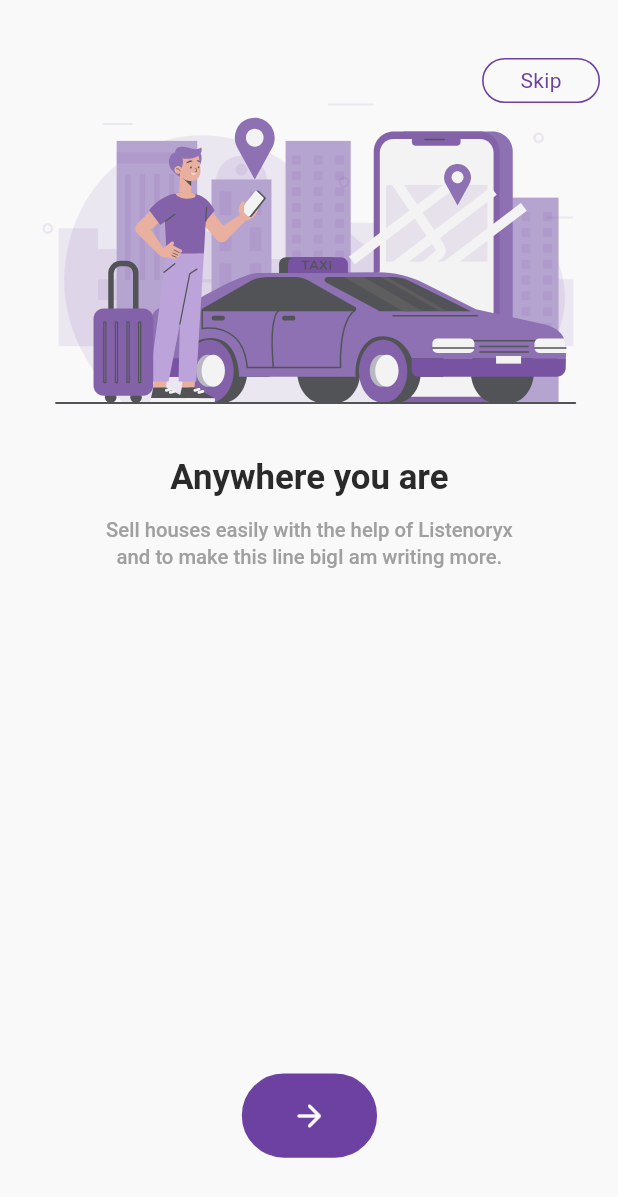
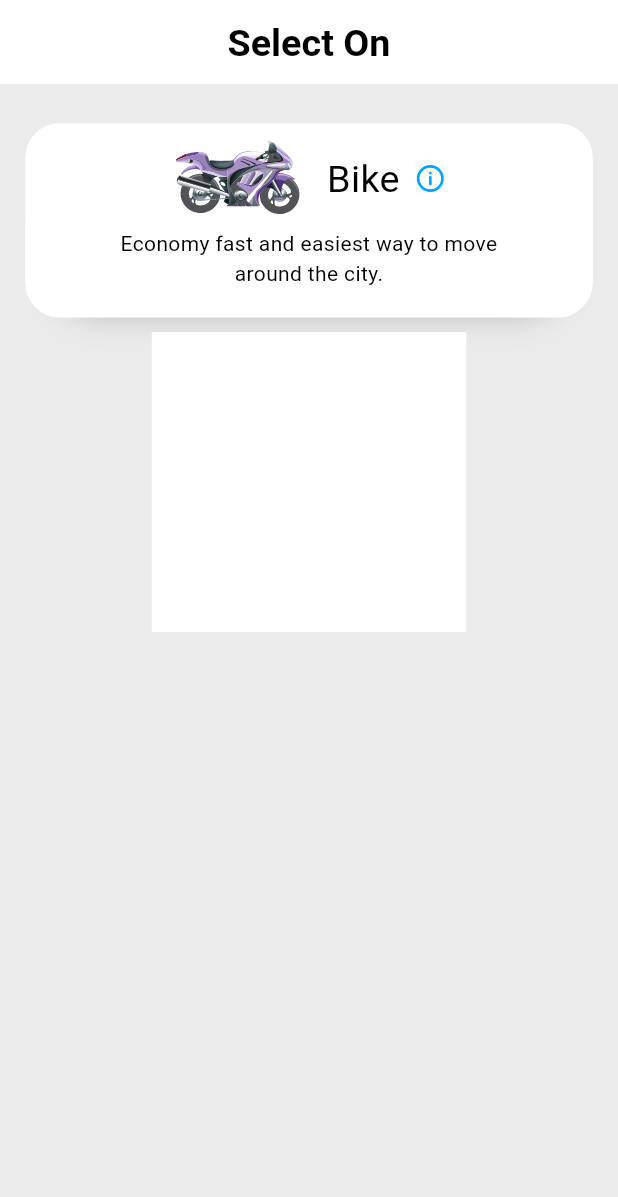
Before and after one commit to rashiddev0/ride_options_2, a Flutter app: the screen it shows after launch, on a phone screen of 412 x 824 dp. Shown: the top 1197 px of the screen. Run offline on Flutter 3.47's test engine with Material 3 defaults, Android fonts, the phone set to English and light mode, and no system bars; our stand-ins replace bloc, flutter_bloc, flutter_screenutil, flutter_svg, lottie, pin_code_fields; generated files the repository leaves out were written again.

Commit message:
before pull from ib

```diff
--- a/lib/common/const/assets.dart
+++ b/lib/common/const/assets.dart
@@ -9,4 +9,8 @@ class AppAssets {
   static const phoneSecSvg = 'assets/imgs/phoneScreen.svg';
   static const pakistanFlag = 'assets/imgs/pakistanFlag.svg';
   static const otpSvg = 'assets/imgs/otpSvg.svg';
+  static const bike = 'assets/icons/bike.svg';
+  static const auto = 'assets/icons/auto.svg';
+  static const car = 'assets/icons/car.svg';
+  static const info = 'assets/icons/info.svg';
 }
--- a/lib/common/const/colors.dart
+++ b/lib/common/const/colors.dart
@@ -12,3 +12,57 @@ const Color greenColor = Color(0xff43A048);
 const Color redColor = Color(0xffFF4E4E);
 const Color lightPurple3 = Color(0xffa05fed);
 const Color whiteColor = Color(0xffFFFFFF);
+
+class AppColors {
+  //****light Colors******/
+  static Color shadow = const Color(0xff000000).withOpacity(0.30);
+  static Color border = const Color(0xff000000).withOpacity(0.5);
+  static Color secondary = const Color(0xff6D41A2).withOpacity(0.10);
+  static Color black = const Color(0xff0F1110);
+  static Color darkGray = const Color(0xff525357);
+  static Color lightGray = const Color(0xff9E9FA4);
+  static Color buttonText = const Color(0xffF7F7F7);
+  static Color backGround = const Color(0xffEBEBEB);
+  static Color white = const Color(0xffFFFFFF);
+  static Color textFieldBg = const Color(0xffF9F9F9);
+  static Color primary = const Color(0xff6D41A2);
+  static Color focus = const Color(0xffA280CC);
+  static Color disable = const Color(0xffE6E6E6);
+  static Color navSelected = const Color(0xff472A6A);
+  static Color navUnselected = const Color(0xff6D41A2).withOpacity(0.10);
+
+//****both Colors******/
+  static Color darkBlue = const Color(0xff017DC5);
+  static Color blue = const Color(0xff06A3FE);
+  static Color lightBlue = const Color(0xff017DC5).withOpacity(0.10);
+
+  static Color darkGreen = const Color(0xff8DC060);
+  static Color green = const Color(0xffB8D698);
+  static Color lightGreen = const Color(0xff8DC060).withOpacity(0.10);
+
+  static Color darkYellow = const Color(0xffFFEB38);
+  static Color yellow = const Color(0xffFFF385);
+  static Color lightYellow = const Color(0xffFFEB38).withOpacity(0.10);
+
+  static Color darkRed = const Color(0xffFD5548);
+  static Color red = const Color(0xffFF8383);
+  static Color lightRed = const Color(0xffFD5548).withOpacity(0.10);
+
+//****dark Colors******/
+
+  static Color darkShadow = const Color(0xff000000);
+  static Color darkBorder = const Color(0xff000000).withOpacity(10.0);
+  static Color darkSecondary = const Color(0xff949494);
+  static Color darkBlack = const Color(0xffF7F7F7);
+  static Color darkDarkGray = const Color(0xffAFAFAF);
+  static Color darkLightGray = const Color(0xff7B7B7B);
+  static Color darkButtonText = const Color(0xff0F1110);
+  static Color darkBackGround = const Color(0xff2D2D2D);
+  static Color darkWhite = const Color(0xff4A4A4A);
+  static Color darkTextFieldBg = const Color(0xff242424);
+  static Color darkPrimary = const Color(0xffB179F6);
+  static Color darkFocus = const Color(0xff875BBD);
+  static Color darkDisable = const Color(0xff4A4A4A);
+  static Color darkNavSelected = const Color(0xffF2EDF8);
+  static Color darkNavUnselected = const Color(0xff0C0712).withOpacity(20.0);
+}
--- a/lib/common/theme/app_theme.dart
+++ b/lib/common/theme/app_theme.dart
@@ -3,13 +3,26 @@ import 'package:ride_options_2/common/const/export.dart';
 
 ThemeData lightTheme = ThemeData(
   useMaterial3: true,
+
   // fontFamily: "Nunito",
-  brightness: Brightness.light,
-  primaryColor: const Color(0xff6D41A2),
-  scaffoldBackgroundColor:
-      const Color(0xffF9F9F9), // Adjusted background color for light theme
+
+  scaffoldBackgroundColor: AppColors.backGround,
+
+  colorScheme: ColorScheme.light(
+    primary: AppColors.primary,
+    onPrimary: AppColors.secondary,
+    primaryContainer: AppColors.white,
+    shadow: AppColors.shadow,
+    error: AppColors.red,
+  ),
+  // Adjusted background color for light theme
   disabledColor: const Color(0xff9E9FA4),
+
   textTheme: TextTheme(
+    headlineLarge: TextStyle(
+        fontSize: 24.sp,
+        color: const Color(0xff2A2A2A),
+        fontWeight: FontWeight.w600),
     headlineMedium: TextStyle(
         fontSize: 24.sp,
         color: const Color(0xff2A2A2A),
--- a/lib/common_features/auth/presentation/view/account_type/account_type.dart
+++ b/lib/common_features/auth/presentation/view/account_type/account_type.dart
@@ -86,7 +86,7 @@ class AccountType extends StatelessWidget {
                             .copyWith(
                                 fontSize: 14.sp,
                                 fontWeight: FontWeight.w400,
-                                color: greyColor),
+                                color: AppColors.lightGray),
                         textAlign: TextAlign.center),
                   ),
                   addHeight(67.h),
--- a/lib/common_features/auth/presentation/view/otp/otp.dart
+++ b/lib/common_features/auth/presentation/view/otp/otp.dart
@@ -1,4 +1,3 @@
-import 'package:flutter_svg/svg.dart';
 import 'package:pin_code_fields/pin_code_fields.dart';
 
 import '../../../../../common/const/colors.dart';
--- /dev/null
+++ b/lib/driver_features/auth/data/new.dart
@@ -0,0 +1,10 @@
+import 'package:flutter/material.dart';
+
+class NewDart extends StatelessWidget {
+  const NewDart({super.key});
+
+  @override
+  Widget build(BuildContext context) {
+    return const Placeholder();
+  }
+}
--- /dev/null
+++ b/lib/driver_features/auth/presentation/view/vehicle_type/vehicle_type.dart
@@ -0,0 +1,79 @@
+import 'package:ride_options_2/common/const/colors.dart';
+import 'package:ride_options_2/common/const/export.dart';
+
+class VehicleType extends StatelessWidget {
+  const VehicleType({super.key});
+
+  @override
+  Widget build(BuildContext context) {
+    return Scaffold(
+      appBar: AppBar(
+        title: Text(
+          "Select On",
+          style: TextStyle(fontSize: 26.sp, fontWeight: FontWeight.w700),
+        ),
+      ),
+      body: Center(
+        child: Padding(
+          padding: EdgeInsets.symmetric(vertical: 27.h),
+          child: Column(
+            children: [
+              Container(
+                height: 134.h,
+                width: 361.w,
+                padding: EdgeInsets.only(top: 12.h),
+                decoration: BoxDecoration(
+                  borderRadius: BorderRadius.circular(24.r),
+                  color: AppColors.white,
+                  boxShadow: [
+                    BoxShadow(
+                      color: AppColors.shadow,
+                      blurRadius: 20.r,
+                      offset: Offset(0, 20.h),
+                      spreadRadius: -25.r,
+                    ),
+                  ],
+                ),
+                child: Column(
+                  children: [
+                    Row(
+                      mainAxisAlignment: MainAxisAlignment.center,
+                      children: [
+                        SvgPicture.asset(
+                          AppAssets.bike,
+                          width: 88.w,
+                          height: 52.31.h,
+                        ),
+                        addWidth(12.w),
+                        Text(
+                          'Bike',
+                          style: TextStyle(
+                              fontSize: 26.sp, fontWeight: FontWeight.w400),
+                        ),
+                        addWidth(8.w),
+                        SvgPicture.asset(AppAssets.info),
+                      ],
+                    ),
+                    addHeight(8.h),
+                    SizedBox(
+                      width: 286.w,
+                      child: Text(
+                          textAlign: TextAlign.center,
+                          'Economy fast and easiest way to move around the city.'),
+                    )
+                  ],
+                ),
+              ),
+              addHeight(10.h),
+              Container(
+                color: ThemeData().colorScheme.onPrimary,
+                width: 200.w,
+                height: 200,
+              )
+            ],
+          ),
+        ),
+      ),
+    );
+  }
+}
--- a/lib/main.dart
+++ b/lib/main.dart
@@ -59,7 +59,7 @@ class MyApp extends StatelessWidget {
                       //   useMaterial3: true,
                       // ),
                       onGenerateRoute: AppRoute.generateRoute,
-                      initialRoute: AppRoute.splashScreen,
+                      initialRoute: AppRoute.vehicleType,
 
                       //****************** This section for Localization***********************/
                       localizationsDelegates:
--- a/lib/routes/app_route.dart
+++ b/lib/routes/app_route.dart
@@ -3,6 +3,7 @@ import 'package:ride_options_2/common/const/export.dart';
 import 'package:ride_options_2/common_features/auth/presentation/view/account_type/account_type.dart';
 import 'package:ride_options_2/common_features/onboarding/onboard_one.dart';
 import 'package:ride_options_2/common_features/splash_screen/splash_screen.dart';
+import 'package:ride_options_2/driver_features/auth/presentation/view/vehicle_type/vehicle_type.dart';
 
 import '../common_features/auth/presentation/view/number/number_screen.dart';
 
@@ -12,6 +13,7 @@ class AppRoute {
   static const accountType = '/account_type';
   static const numberScreen = '/number_screen';
   static const otpScreen = '/otp';
+  static const vehicleType = '/vehicle_type';
 
   static Route<Object>? generateRoute(RouteSettings settings) {
     switch (settings.name) {
@@ -44,6 +46,11 @@ class AppRoute {
           builder: (_) => const OTPScreen(),
           settings: settings,
         );
+      case vehicleType:
+        return MaterialPageRoute(
+          builder: (_) => const VehicleType(),
+          settings: settings,
+        );
 
       default:
         return null;
--- a/pubspec.yaml
+++ b/pubspec.yaml
@@ -33,7 +33,7 @@ dependencies:
 
   flutter_bloc: ^8.1.5
   cupertino_icons: ^1.0.8
-  flutter_screenutil: ^5.9.0
+  flutter_screenutil: ^5.9.1
   shared_preferences: ^2.2.3
   flutter_localizations:
     sdk: flutter
```
Also changed, not shown: assets/icons/auto.svg (added), assets/icons/bike.svg (added), assets/icons/car.svg (added), assets/icons/info.svg (added), lib/driver_features/auth/presentation/bloc/new.dart (added), pubspec.lock.
